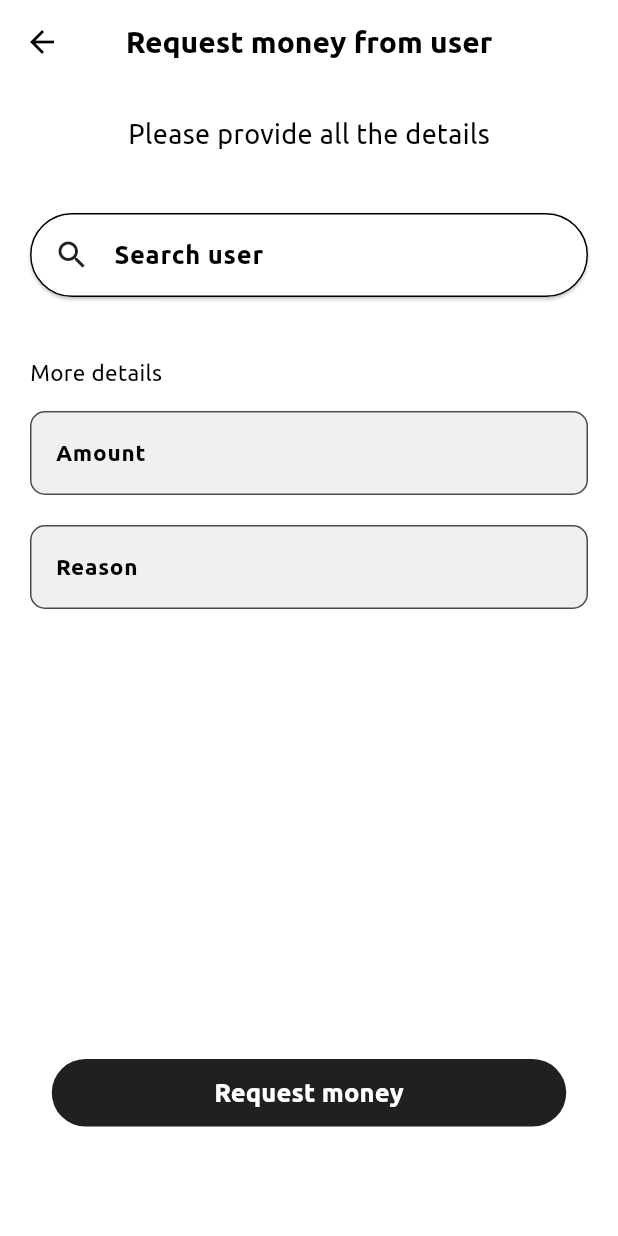
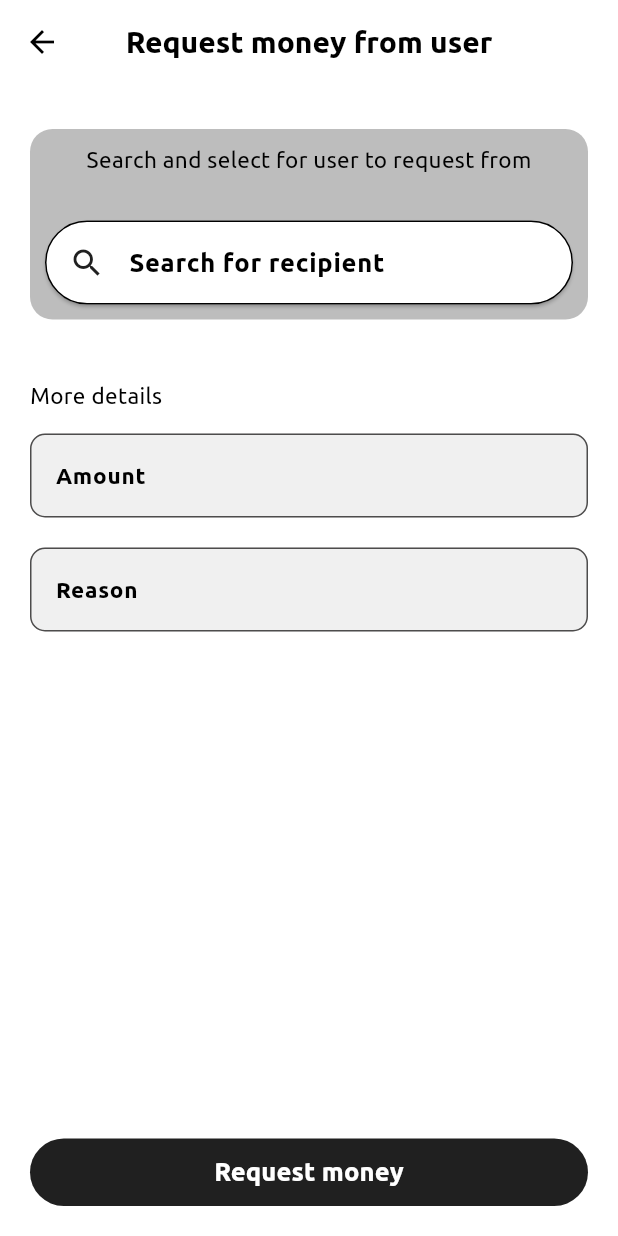
Before and after one commit to nsenji/zai-finance-app, a Flutter app: the SelectRecipient screen opened directly, on a phone screen of 412 x 824 dp. Run offline on Flutter 3.47's test engine with Material 2 defaults, Android fonts, the light colour scheme and no system bars; our stand-ins replace buttons_tabbar, cloud_firestore, firebase_auth, firebase_core, flutter_svg, google_fonts; missing offline and left inert: flutterwave_standard, pin_plus_keyboard; accounts and stored records are empty; project files that could hold a hidden picture were left out.

Commit message:
fixed a few things on the UI for send money and requests

```diff
--- a/lib/commonWidgets/customSnackBar.dart
+++ b/lib/commonWidgets/customSnackBar.dart
@@ -19,7 +19,9 @@ class CustomSnackBar {
             children: [
              error? Icon(Icons.cancel, color: Colors.red,):Icon(Icons.done, color: Colors.green),
               SizedBox(width: 20,),
-              Text(message),
+              SizedBox(
+                width: 240,
+                child: Text(message, style: TextStyle(overflow: TextOverflow.ellipsis),)),
             ],
           ),
 
--- a/lib/features/bottomNavBar/presentation/Requests/presentation/selectRecipient.dart
+++ b/lib/features/bottomNavBar/presentation/Requests/presentation/selectRecipient.dart
@@ -20,6 +20,8 @@ class _SelectRecipientState extends State<SelectRecipient> {
   String receiverName = "";
   String receiverImage = "";
 
+  bool buttonActive = true;
+
   final controller = SearchController();
 
   final _formKey = GlobalKey<FormState>();
@@ -33,6 +35,56 @@ class _SelectRecipientState extends State<SelectRecipient> {
     var userNotifier = Provider.of<UserNotifier>(context, listen: true);
 
     return Scaffold(
+      bottomNavigationBar: Padding(
+        padding: const EdgeInsets.only(
+          left: 20,
+          right: 20,
+          bottom: 20,
+        ),
+        child: MainButton(
+            indicator: buttonActive ? false : true,
+            disabled: buttonActive ? false : true,
+            text: "Request money",
+            onpressed: () async {
+              TimeOfDay timeNow = TimeOfDay.now();
+
+              if (_formKey.currentState!.validate()) {
+                // If the form is valid, display a snackbar. In the real world,
+                // you'd often call a server or save the information in a database.
+                // sendMoneyToUser();
+                if (receiverId.isEmpty) {
+                  CustomSnackBar.show(context, "Select recipient", true);
+                } else {
+                  setState(() {
+                    buttonActive = false;
+                  });
+                  bool response = await sendRequest(
+                      userNotifier.user.userId!,
+                      userNotifier.user.username!,
+                      userNotifier.user.image!,
+                      receiverId,
+                      receiverName,
+                      receiverImage,
+                      double.parse(amountController.text),
+                      timeNow.format(context),
+                      reasonController.text);
+
+                  if (response) {
+                    CustomSnackBar.show(context, "Request sent", false);
+                    Navigator.push(
+                        context,
+                        MaterialPageRoute(
+                            builder: (context) => const NavBar()));
+                  } else {
+                    CustomSnackBar.show(context, "Error sending request", true);
+                    setState(() {
+                      buttonActive = true;
+                    });
+                  }
+                }
+              }
+            }),
+      ),
       appBar: AppBar(
         centerTitle: true,
         title: const Text(
@@ -53,35 +105,49 @@ class _SelectRecipientState extends State<SelectRecipient> {
             child: Column(
               crossAxisAlignment: CrossAxisAlignment.center,
               children: [
-                const Text(
-                  "Please provide all the details",
-                  style: TextStyle(fontSize: 18),
+                const SizedBox(
+                  height: 10,
                 ),
-                const SizedBox(
-                  height: 40,
+                Container(
+                  decoration: BoxDecoration(
+                      borderRadius: BorderRadius.circular(15),
+                      color: Colors.black26),
+                  child: Padding(
+                    padding: const EdgeInsets.only(
+                        left: 10, right: 10, bottom: 10, top: 10),
+                    child: Column(
+                      children: [
+                        Text(
+                          "Search and select for user to request from",
+                          style: TextStyle(overflow: TextOverflow.ellipsis),
+                        ),
+                        SizedBox(
+                          height: 30,
                         ),
                         SearchAnchor.bar(
-                    viewHeaderHintStyle:
-                        const TextStyle(color: Colors.black, fontSize: 17),
-                    viewHeaderTextStyle:
-                        const TextStyle(color: Colors.black, fontSize: 17),
+                            viewHeaderHintStyle: const TextStyle(
+                                color: Colors.black, fontSize: 17),
+                            viewHeaderTextStyle: const TextStyle(
+                                color: Colors.black, fontSize: 17),
                             barHintStyle: MaterialStateProperty.resolveWith(
-                      (states) =>
-                          const TextStyle(color: Colors.black, fontSize: 17),
+                              (states) => const TextStyle(
+                                  color: Colors.black, fontSize: 17),
                             ),
                             barTextStyle: MaterialStateProperty.resolveWith(
-                      (states) =>
-                          const TextStyle(color: Colors.black, fontSize: 17),
+                              (states) => const TextStyle(
+                                  color: Colors.black, fontSize: 17),
                             ),
                             searchController: controller,
                             isFullScreen: false,
                             barSide: MaterialStateBorderSide.resolveWith(
-                        (states) => const BorderSide(color: Colors.black)),
-                    barElevation:
-                        MaterialStateProperty.resolveWith((states) => 1),
+                                (states) =>
+                                    const BorderSide(color: Colors.black)),
+                            barElevation: MaterialStateProperty.resolveWith(
+                                (states) => 1),
                             barBackgroundColor: MaterialStateColor.resolveWith(
-                        (states) => const Color.fromARGB(255, 255, 255, 255)),
-                    barHintText: "Search user",
+                                (states) =>
+                                    const Color.fromARGB(255, 255, 255, 255)),
+                            barHintText: "Search for recipient",
                             suggestionsBuilder: (context, controller) {
                               return [
                                 SizedBox(
@@ -94,13 +160,17 @@ class _SelectRecipientState extends State<SelectRecipient> {
                                         return (snapshots.connectionState ==
                                                 ConnectionState.waiting)
                                             ? const Center(
-                                        child: CircularProgressIndicator(),
+                                                child:
+                                                    CircularProgressIndicator(),
                                               )
                                             : ListView.builder(
-                                        itemCount: snapshots.data!.docs.length,
+                                                itemCount:
+                                                    snapshots.data!.docs.length,
                                                 itemBuilder: (context, index) {
-                                          var data = snapshots.data!.docs[index]
-                                              .data() as Map<String, dynamic>;
+                                                  var data = snapshots
+                                                          .data!.docs[index]
+                                                          .data()
+                                                      as Map<String, dynamic>;
                                                   if (controller.text.isEmpty) {
                                                     return InkWell(
                                                       onTap: () {
@@ -110,10 +180,12 @@ class _SelectRecipientState extends State<SelectRecipient> {
                                                             data["username"]);
 
                                                         setState(() {
-                                                  receiverId = data["userId"];
+                                                          receiverId =
+                                                              data["userId"];
                                                           receiverName =
                                                               data['username'];
-                                                  receiverImage = data['image'];
+                                                          receiverImage =
+                                                              data['image'];
                                                         });
                                                       },
                                                       child: ListTile(
@@ -125,14 +197,17 @@ class _SelectRecipientState extends State<SelectRecipient> {
                                                             fit: BoxFit.cover,
                                                           ).image,
                                                         ),
-                                                title: Text(data["username"]),
-                                                subtitle: Text(data['email']),
+                                                        title: Text(
+                                                            data["username"]),
+                                                        subtitle:
+                                                            Text(data['email']),
                                                       ),
                                                     );
                                                   }
                                                   if (data['username']
                                                       .toString()
-                                              .startsWith(controller.text
+                                                      .startsWith(controller
+                                                          .text
                                                           .toLowerCase())) {
                                                     return InkWell(
                                                       onTap: () {
@@ -142,7 +217,8 @@ class _SelectRecipientState extends State<SelectRecipient> {
                                                             data["username"]);
 
                                                         setState(() {
-                                                  receiverId = data["userId"];
+                                                          receiverId =
+                                                              data["userId"];
                                                           receiverName =
                                                               data['username'];
                                                           receiverImage =
@@ -152,13 +228,16 @@ class _SelectRecipientState extends State<SelectRecipient> {
                                                       child: ListTile(
                                                         leading: CircleAvatar(
                                                           radius: 22,
-                                                  backgroundImage: Image.asset(
+                                                          backgroundImage:
+                                                              Image.asset(
                                                             "assets/images/${data['image']}",
                                                             fit: BoxFit.cover,
                                                           ).image,
                                                         ),
-                                                title: Text(data["username"]),
-                                                subtitle: Text(data['email']),
+                                                        title: Text(
+                                                            data["username"]),
+                                                        subtitle:
+                                                            Text(data['email']),
                                                       ),
                                                     );
                                                   }
@@ -168,6 +247,10 @@ class _SelectRecipientState extends State<SelectRecipient> {
                                 )
                               ];
                             }),
+                      ],
+                    ),
+                  ),
+                ),
                 const SizedBox(
                   height: 40,
                 ),
@@ -205,37 +288,36 @@ class _SelectRecipientState extends State<SelectRecipient> {
                       const SizedBox(
                         height: 300,
                       ),
-                      MainButton(
-                          text: "Request money",
-                          onpressed: () async {
-                            TimeOfDay timeNow = TimeOfDay.now();
+                      // MainButton(
+                      //     text: "Request money",
+                      //     onpressed: () async {
+                      //       TimeOfDay timeNow = TimeOfDay.now();
 
-                            if (_formKey.currentState!.validate()) {
-                              // If the form is valid, display a snackbar. In the real world,
-                              // you'd often call a server or save the information in a database.
-                              // sendMoneyToUser();
-                             bool response = await sendRequest(
-                                  userNotifier.user.userId!,
-                                  userNotifier.user.username!,
-                                  userNotifier.user.image!,
-                                  receiverId,
-                                  receiverName,
-                                  receiverImage,
-                                  double.parse(amountController.text),
-                                  timeNow.format(context),
-                                  reasonController.text);
+                      //       if (_formKey.currentState!.validate()) {
+                      //         // If the form is valid, display a snackbar. In the real world,
+                      //         // you'd often call a server or save the information in a database.
+                      //         // sendMoneyToUser();
+                      //        bool response = await sendRequest(
+                      //             userNotifier.user.userId!,
+                      //             userNotifier.user.username!,
+                      //             userNotifier.user.image!,
+                      //             receiverId,
+                      //             receiverName,
+                      //             receiverImage,
+                      //             double.parse(amountController.text),
+                      //             timeNow.format(context),
+                      //             reasonController.text);
 
+                      //           if(response){
+                      //              CustomSnackBar.show(context,"Request sent", false);
+                      //           Navigator.push(
+                      //               context,
+                      //               MaterialPageRoute(
+                      //                   builder: (context) => const NavBar()));
+                      //           }
 
-                                if(response){
-                                   CustomSnackBar.show(context,"Request sent", false);
-                                Navigator.push(
-                                    context,
-                                    MaterialPageRoute(
-                                        builder: (context) => const NavBar()));
-                                }
-
-                            }
-                          })
+                      //       }
+                      //     })
                     ],
                   ),
                 ),
--- a/lib/features/bottomNavBar/presentation/home/homeScreen.dart
+++ b/lib/features/bottomNavBar/presentation/home/homeScreen.dart
@@ -193,11 +193,9 @@ class _HomeScreenState extends State<HomeScreen> {
                       ),
                     )),
                 const SizedBox(
-                  height: 25,
+                  height: 30,
                 ),
-                const SizedBox(
-                  height: 20,
-                ),
+
                 const Row(
                   mainAxisAlignment: MainAxisAlignment.spaceBetween,
                   children: [
--- a/lib/features/sendTo/presentation/mobileMoneyWallet/mmdetails.dart
+++ b/lib/features/sendTo/presentation/mobileMoneyWallet/mmdetails.dart
@@ -50,6 +50,9 @@ class _MobileMoneyDetailsState extends State<MobileMoneyDetails> {
                 // If the form is valid, display a snackbar. In the real world,
                 // you'd often call a server or save the information in a database.
                 // sendMoneyToUser();
+                 if (receiverId.isEmpty) {
+                  CustomSnackBar.show(context, "Select recipient", true);
+                } else {
                 setState(() {
                   buttonActive = false;
                 });
@@ -69,8 +72,11 @@ class _MobileMoneyDetailsState extends State<MobileMoneyDetails> {
                       MaterialPageRoute(builder: (context) => const NavBar()));
                 } else {
                   CustomSnackBar.show(context, response, true);
+                  setState(() {
+                    buttonActive = true;
+                  });
                 }
-              }
+              }}
             }),
       ),
       appBar: AppBar(
@@ -105,7 +111,7 @@ class _MobileMoneyDetailsState extends State<MobileMoneyDetails> {
                         left: 10, right: 10, bottom: 10, top: 10),
                     child: Column(
                       children: [
-                        Text("There is a 1% charge for every transaction"),
+                        Text("There is a 1% charge for every transaction", style: TextStyle(overflow: TextOverflow.ellipsis)),
                         SizedBox(
                           height: 30,
                         ),
@@ -132,7 +138,7 @@ class _MobileMoneyDetailsState extends State<MobileMoneyDetails> {
                             barBackgroundColor: MaterialStateColor.resolveWith(
                                 (states) =>
                                     const Color.fromARGB(255, 255, 255, 255)),
-                            barHintText: "Search user",
+                            barHintText: "Search for recipient",
                             suggestionsBuilder: (context, controller) {
                               return [
                                 SizedBox(
```
Also changed, not shown: lib/commonWidgets/mainButton.dart (+4 -4 lines), lib/features/bottomNavBar/presentation/Requests/data/sendRequest.dart (+6 -2 lines). Lines whose indentation alone changed are shown as unchanged.
